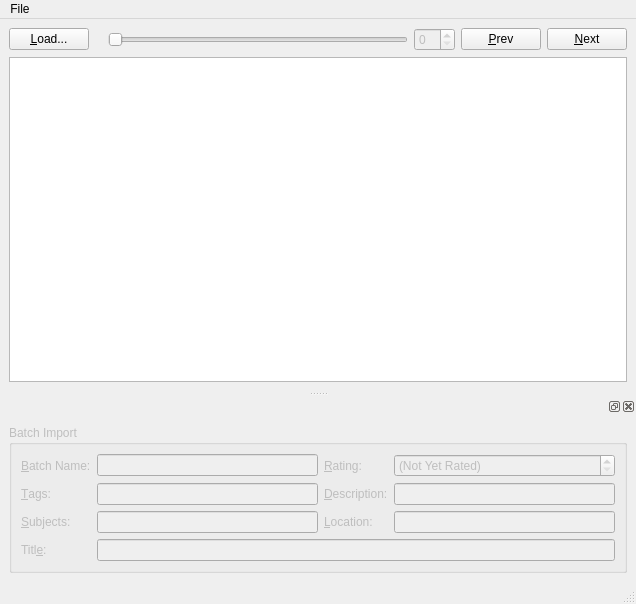
Above: src/imgtool/importer/MainWindow.ui from google-code-export/dviz before the change. Below: the same form after it.
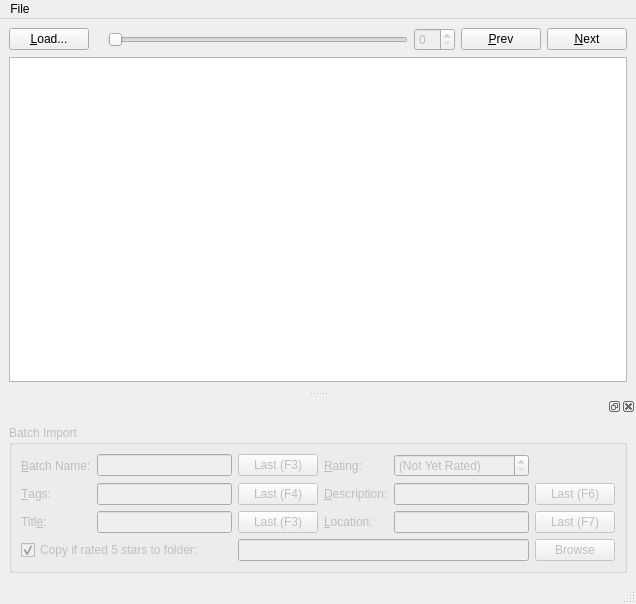
That is the form after the change. Custom widgets are drawn as their Qt base class.

Commit message: Added 'Use Last' btns to image tool importer UI. Fixed a few minor bugs improve image loading speed.

```diff
--- a/src/imgtool/importer/MainWindow.ui
+++ b/src/imgtool/importer/MainWindow.ui
@@ -118,7 +118,7 @@
           <item row="1" column="1">
            <widget class="QLineEdit" name="batchname"/>
           </item>
-          <item row="1" column="2">
+          <item row="1" column="3">
            <widget class="QLabel" name="label_8">
             <property name="text">
              <string>&amp;Rating:</string>
@@ -128,7 +128,7 @@
             </property>
            </widget>
           </item>
-          <item row="1" column="3">
+          <item row="1" column="4">
            <widget class="QSpinBox" name="rating">
             <property name="specialValueText">
              <string>(Not Yet Rated)</string>
@@ -154,7 +154,7 @@
           <item row="2" column="1">
            <widget class="QLineEdit" name="tags"/>
           </item>
-          <item row="2" column="2">
+          <item row="2" column="3">
            <widget class="QLabel" name="label_6">
             <property name="text">
              <string>&amp;Description:</string>
@@ -164,23 +164,10 @@
             </property>
            </widget>
           </item>
-          <item row="2" column="3">
+          <item row="2" column="4">
            <widget class="QLineEdit" name="description"/>
           </item>
-          <item row="3" column="0">
-           <widget class="QLabel" name="label_5">
-            <property name="text">
-             <string>&amp;Subjects:</string>
-            </property>
-            <property name="buddy">
-             <cstring>subjects</cstring>
-            </property>
-           </widget>
-          </item>
-          <item row="3" column="1">
-           <widget class="QLineEdit" name="subjects"/>
-          </item>
-          <item row="3" column="2">
+          <item row="3" column="3">
            <widget class="QLabel" name="label_7">
             <property name="text">
              <string>&amp;Location:</string>
@@ -190,13 +177,60 @@
             </property>
            </widget>
           </item>
-          <item row="3" column="3">
+          <item row="3" column="4">
            <widget class="QLineEdit" name="location"/>
           </item>
-          <item row="4" column="1" colspan="3">
-           <widget class="QLineEdit" name="title"/>
+          <item row="1" column="2">
+           <widget class="QPushButton" name="lastBatchBtn">
+            <property name="text">
+             <string>Last (F3)</string>
+            </property>
+            <property name="shortcut">
+             <string>F3</string>
+            </property>
+           </widget>
           </item>
-          <item row="4" column="0">
+          <item row="2" column="2">
+           <widget class="QPushButton" name="lastTagsBtn">
+            <property name="text">
+             <string>Last (F4)</string>
+            </property>
+            <property name="shortcut">
+             <string>F4</string>
+            </property>
+           </widget>
+          </item>
+          <item row="2" column="5">
+           <widget class="QPushButton" name="lastDescriptionBtn">
+            <property name="text">
+             <string>Last (F6)</string>
+            </property>
+            <property name="shortcut">
+             <string>F6</string>
+            </property>
+           </widget>
+          </item>
+          <item row="3" column="5">
+           <widget class="QPushButton" name="lastLocationBtn">
+            <property name="text">
+             <string>Last (F7)</string>
+            </property>
+            <property name="shortcut">
+             <string>F7</string>
+            </property>
+           </widget>
+          </item>
+          <item row="4" column="2" colspan="3">
+           <widget class="QLineEdit" name="highCopyFolder"/>
+          </item>
+          <item row="4" column="5">
+           <widget class="QPushButton" name="highCopyBrowseBtn">
+            <property name="text">
+             <string>Browse</string>
+            </property>
+           </widget>
+          </item>
+          <item row="3" column="0">
            <widget class="QLabel" name="label_2">
             <property name="text">
              <string>Titl&amp;e:</string>
@@ -206,6 +240,29 @@
             </property>
            </widget>
           </item>
+          <item row="3" column="1">
+           <widget class="QLineEdit" name="title"/>
+          </item>
+          <item row="4" column="0" colspan="2">
+           <widget class="QCheckBox" name="highCopyFlag">
+            <property name="text">
+             <string>Copy if rated 5 stars to folder:</string>
+            </property>
+            <property name="checked">
+             <bool>true</bool>
+            </property>
+           </widget>
+          </item>
+          <item row="3" column="2">
+           <widget class="QPushButton" name="lastTitleBtn">
+            <property name="text">
+             <string>Last (F3)</string>
+            </property>
+            <property name="shortcut">
+             <string>F3</string>
+            </property>
+           </widget>
+          </item>
          </layout>
         </item>
        </layout>
```
Left out of the diff: 1 changed line with no effect on the pictures. The commit also changes 4 other files.
